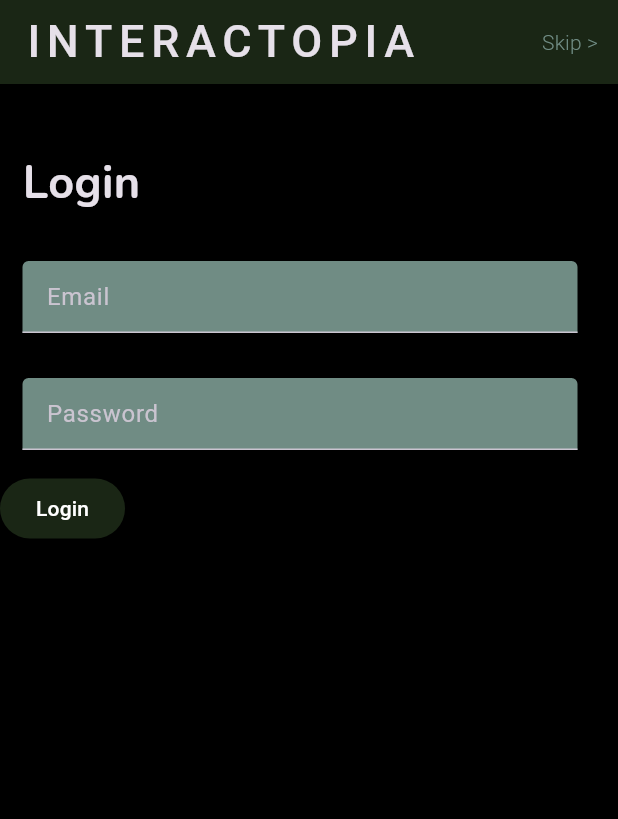
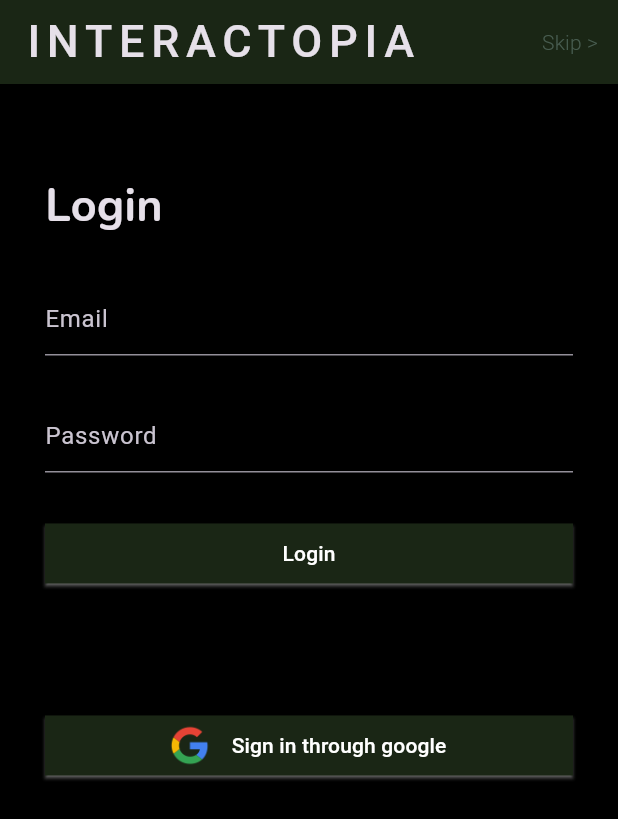
Before and after one commit to Janhavi25verma/interactopia, a Flutter app: the screen it shows after launch, on a phone screen of 412 x 824 dp. Shown: the top 819 px of the screen. Run offline on Flutter 3.47's test engine with Material 3 defaults, Android fonts, the phone set to English and light mode, and no system bars; our stand-ins replace firebase_core, google_fonts; accounts and stored records are empty.

Commit message:
Connected firebase & Completed Login page

```diff
--- /dev/null
+++ b/lib/core/sign_in.dart
@@ -0,0 +1,34 @@
+import 'package:flutter/material.dart';
+import 'package:interactopia/core/constants.dart';
+import 'package:interactopia/theme/palette.dart';
+
+class SignInButton extends StatelessWidget {
+  const SignInButton({super.key});
+
+  @override
+  Widget build(BuildContext context) {
+    return SizedBox(
+      width: 400,
+      child: Padding(
+        padding: const EdgeInsets.all(15),
+        child: ElevatedButton.icon(
+          onPressed: () {},
+          icon: Image.asset(
+            Constants.googlePath,
+            width: 40,
+          ),
+          label: const Text(
+            "Sign in through google",
+            style: TextStyle(color: Pallete.whiteColor),
+          ),
+        style:
+        ElevatedButton.styleFrom(
+        backgroundColor: Pallete.darkGreenColor,
+        shadowColor: Pallete.whiteColor,
+        shape: const RoundedRectangleBorder(
+        borderRadius: BorderRadius.zero),
+        )),
+      ),
+    );
+  }
+}
--- a/lib/features/auth/screens/login_screen.dart
+++ b/lib/features/auth/screens/login_screen.dart
@@ -1,6 +1,7 @@
 import 'package:flutter/material.dart';
 import 'package:google_fonts/google_fonts.dart';
 import 'package:interactopia/core/constants.dart';
+import 'package:interactopia/core/sign_in.dart';
 import 'package:interactopia/theme/palette.dart';
 
 class LoginScreen extends StatefulWidget {
@@ -43,7 +44,10 @@ class _LoginScreenState extends State<LoginScreen> {
           ),
         ],
       ),
-        body: Column(
+      body: SingleChildScrollView(
+        child: Padding(
+          padding: const EdgeInsets.all(15),
+          child: Column(
             crossAxisAlignment: CrossAxisAlignment.start,
             children: [
               const SizedBox(
@@ -71,8 +75,8 @@ class _LoginScreenState extends State<LoginScreen> {
                     controller: emailController,
                     decoration: const InputDecoration(
                         hintText: "Email",
-                      filled: true,
-                      fillColor: Pallete.greyGreenColor,
+                        filled: false,
+                        // fillColor: Pallete.greyGreenColor,
                         border: UnderlineInputBorder()),
                   ),
                 ),
@@ -85,23 +89,39 @@ class _LoginScreenState extends State<LoginScreen> {
                     controller: emailController,
                     decoration: const InputDecoration(
                         hintText: "Password",
-                      filled: true,
-                      fillColor: Pallete.greyGreenColor,
+                        filled: false,
+                        // fillColor: Pallete.greyGreenColor,
                         border: UnderlineInputBorder()),
                   ),
                 ),
               ),
-            ElevatedButton(
+              SizedBox(
+                width: 400,
+                child: Padding(
+                  padding: const EdgeInsets.all(15),
+                  child: ElevatedButton(
                     onPressed: () {},
-              style: const ButtonStyle(
-                  backgroundColor:
-                      MaterialStatePropertyAll(Pallete.darkGreenColor)),
+                    style: ElevatedButton.styleFrom(
+                      backgroundColor: Pallete.darkGreenColor,
+                      shadowColor: Pallete.whiteColor,
+                      shape: const RoundedRectangleBorder(
+                          borderRadius: BorderRadius.zero),
+                    ),
                     child: const Text(
                       "Login",
                       style: TextStyle(color: Pallete.whiteColor),
                     ),
-            )
+                  ),
+                ),
+              ),
+              const SizedBox(
+                height: 50,
+              ),
+              const SignInButton(),
             ],
-        ));
+          ),
+        ),
+      ),
+    );
   }
 }
--- a/lib/theme/palette.dart
+++ b/lib/theme/palette.dart
@@ -5,7 +5,8 @@ class Pallete {
   static const blackColor = Color.fromRGBO(0, 0, 0, 1.0); // primary color
   static const darkGreenColor =
       Color.fromRGBO(26, 38, 21,1); // secondary color
-  static const greyGreenColor = Color.fromRGBO(112, 140, 132, 1);
+  static const greyGreenColor = Color.fromRGBO(
+      112, 140, 132, 0.5254901960784314);
   static const whiteColor = Colors.white;
   static var orangeColor = const Color.fromRGBO(242, 124, 56, 1);
   static var blueColor = const Color.fromRGBO(220, 238, 242, 1);
--- a/pubspec.yaml
+++ b/pubspec.yaml
@@ -37,6 +37,11 @@ dependencies:
   # Use with the CupertinoIcons class for iOS style icons.
   cupertino_icons: ^1.0.2
   google_fonts: ^6.1.0
+  firebase_core: ^2.24.2
+  firebase_storage: ^11.5.6
+  cloud_firestore: ^4.13.6
+  firebase_auth: ^4.15.3
+  google_sign_in: ^6.2.1
 
 dev_dependencies:
   flutter_test:
```
Also changed, not shown: lib/firebase_options.dart (added), pubspec.lock, 6 other files. Lines whose indentation alone changed are shown as unchanged.
